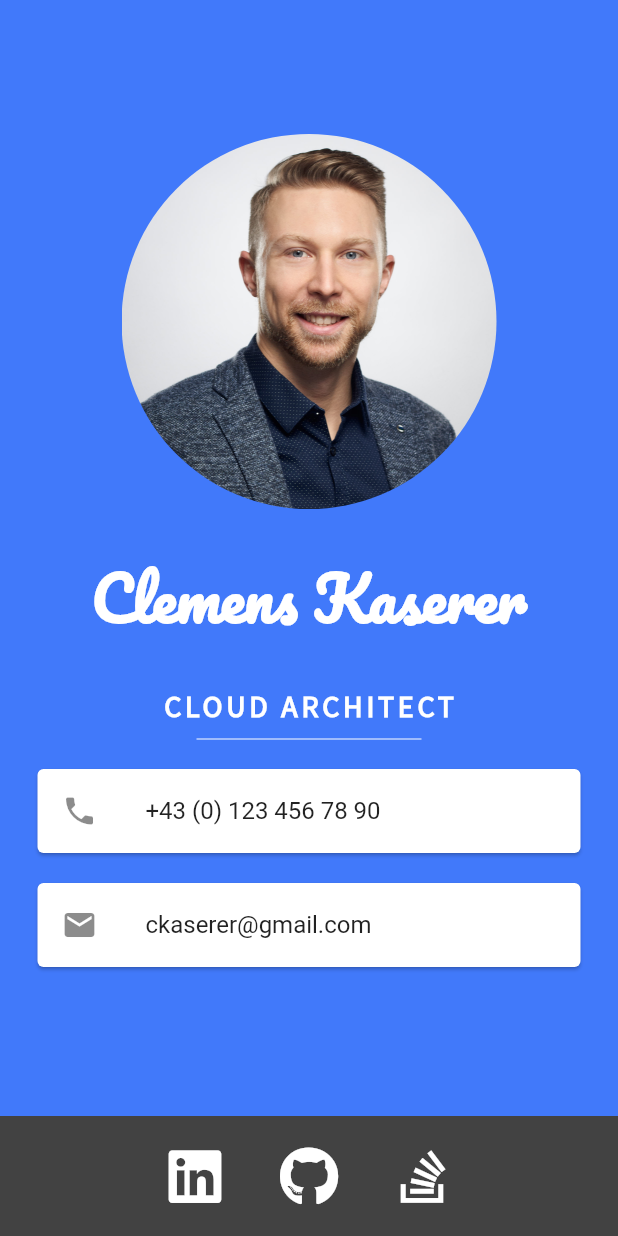
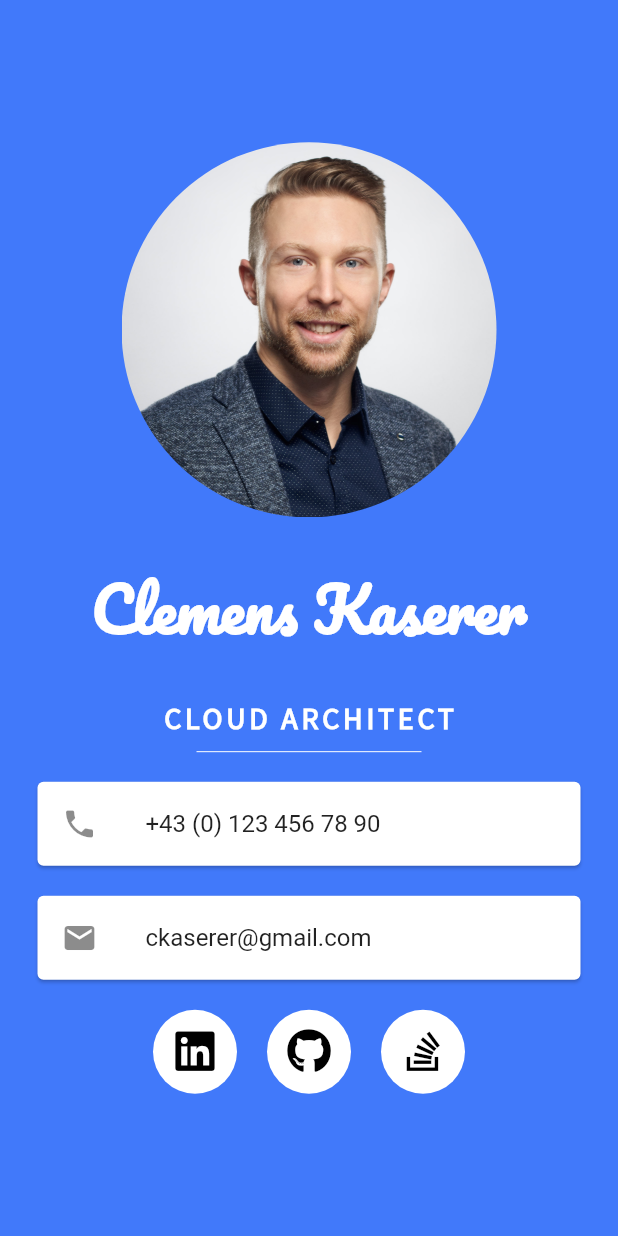
Before and after one commit to ckaserer/flutter-cv-app, a Flutter app: the screen it shows after launch, on a phone screen of 412 x 824 dp. Run offline on Flutter 3.47's test engine with Material 2 defaults, Android fonts, the phone set to English and light mode, and no system bars; our stand-ins replace font_awesome_flutter.

Commit message:
updated social media icons layout

```diff
--- a/lib/constants/theme.dart
+++ b/lib/constants/theme.dart
@@ -8,7 +8,7 @@ class MyTheme {
 // Bottom Navigation Bar
   static final Color bottomNavigationBarColor = Colors.grey.shade800;
   static const double bottomNavigationBarHeight = 80.0;
-  static const double bottomNavigationBarIconButtonHeight = 40.0;
+  static const double bottomNavigationBarIconButtonHeight = 30.0;
   static const double bottomNavigationBarIconButtonSpacing = 20.0;
   static const double avatarRadius = 100;
 }
--- a/lib/main.dart
+++ b/lib/main.dart
@@ -1,7 +1,6 @@
 import 'package:ckaserer/constants/settings.dart';
 import 'package:ckaserer/constants/theme.dart';
 import 'package:ckaserer/screens/contact_page.dart';
-import 'package:ckaserer/widgets/bottom_navigation_bar.dart';
 import 'package:flutter/foundation.dart' show kIsWeb;
 import 'package:flutter/material.dart';
 
@@ -12,20 +11,19 @@ class MyApp extends StatelessWidget {
 
   @override
   Widget build(BuildContext context) {
-    return MaterialApp(
+    return const MaterialApp(
       title: Settings.domain,
       home: Scaffold(
         backgroundColor: MyTheme.accentColor,
         body: kIsWeb
-            ? const ContactPage(
-                width: 400,
+            ? ContactPage(
+                width: 350,
                 height: 600,
               )
-            : const ContactPage(
+            : ContactPage(
                 width: double.infinity,
                 height: double.infinity,
               ),
-        bottomNavigationBar: MyBottomNavigationBar(),
       ),
     );
   }
--- a/lib/screens/contact_page.dart
+++ b/lib/screens/contact_page.dart
@@ -1,5 +1,8 @@
+import 'package:ckaserer/constants/bottom_navigation.dart';
 import 'package:ckaserer/constants/contact_details.dart';
+import 'package:ckaserer/constants/theme.dart';
 import 'package:ckaserer/widgets/card.dart';
+import 'package:ckaserer/widgets/icon_button.dart';
 import 'package:flutter/material.dart';
 
 class ContactPage extends StatelessWidget {
@@ -94,6 +97,41 @@ class ContactPage extends StatelessWidget {
                 title: ContactDetails.mail.label,
                 onTap: ContactDetails.mail.getUrlFunction(),
               ),
+              const SizedBox(
+                height: 10,
+              ),
+              Row(
+                mainAxisAlignment: MainAxisAlignment.center,
+                children: [
+                  MyIconButton(
+                    key,
+                    icon: BottomNavigation.links[0].icon,
+                    onPressed: BottomNavigation.links[0].getUrlFunction(),
+                    tooltip: BottomNavigation.links[0].label,
+                    size: MyTheme.bottomNavigationBarIconButtonHeight,
+                  ),
+                  const SizedBox(
+                    width: MyTheme.bottomNavigationBarIconButtonSpacing,
+                  ),
+                  MyIconButton(
+                    key,
+                    icon: BottomNavigation.links[1].icon,
+                    onPressed: BottomNavigation.links[1].getUrlFunction(),
+                    tooltip: BottomNavigation.links[1].label,
+                    size: MyTheme.bottomNavigationBarIconButtonHeight,
+                  ),
+                  const SizedBox(
+                    width: MyTheme.bottomNavigationBarIconButtonSpacing,
+                  ),
+                  MyIconButton(
+                    key,
+                    icon: BottomNavigation.links[2].icon,
+                    onPressed: BottomNavigation.links[2].getUrlFunction(),
+                    tooltip: BottomNavigation.links[2].label,
+                    size: MyTheme.bottomNavigationBarIconButtonHeight,
+                  )
+                ],
+              ),
               Flexible(
                 flex: kFlex,
                 child: Container(),
--- a/lib/widgets/icon_button.dart
+++ b/lib/widgets/icon_button.dart
@@ -40,7 +40,7 @@ class _MyIconButtonState extends State<MyIconButton> {
     if (_favorite) {
       return MyTheme.accentColor;
     }
-    return MyTheme.secondaryColor;
+    return Colors.black;
   }
 
   @override
@@ -48,13 +48,15 @@ class _MyIconButtonState extends State<MyIconButton> {
     return MouseRegion(
       onEnter: _onHover,
       onExit: _onExit,
-      child: IconButton(
-        iconSize: widget.size,
+      child: FloatingActionButton(
         onPressed: widget.onPressed,
         tooltip: widget.tooltip,
-        icon: FaIcon(
+        backgroundColor: Colors.white,
+        elevation: 0,
+        child: FaIcon(
           widget.icon,
           color: setColor(),
+          size: widget.size,
         ),
       ),
     );
```
